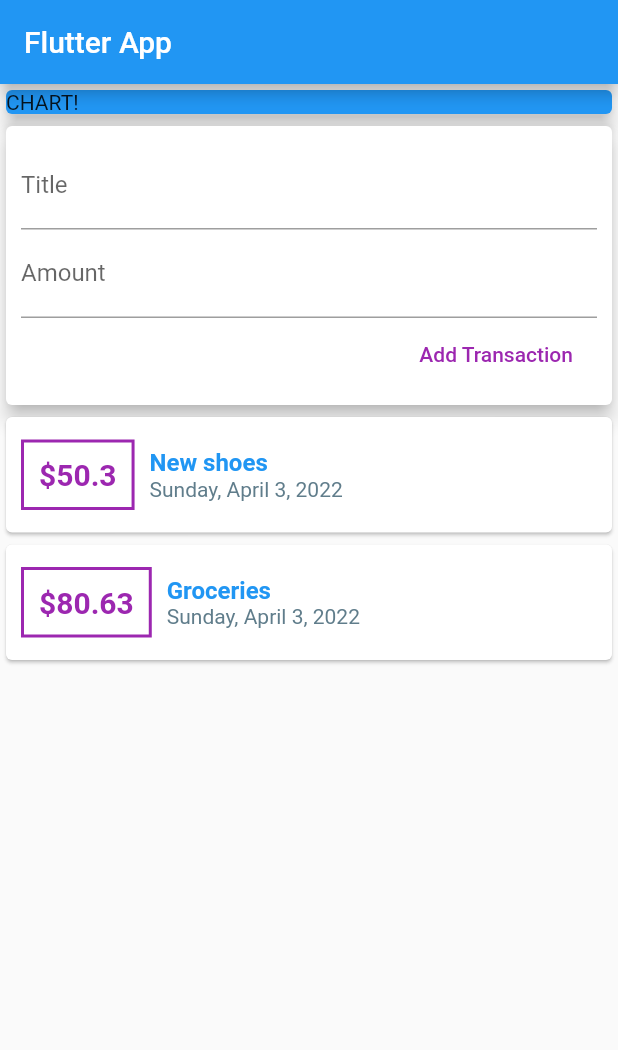
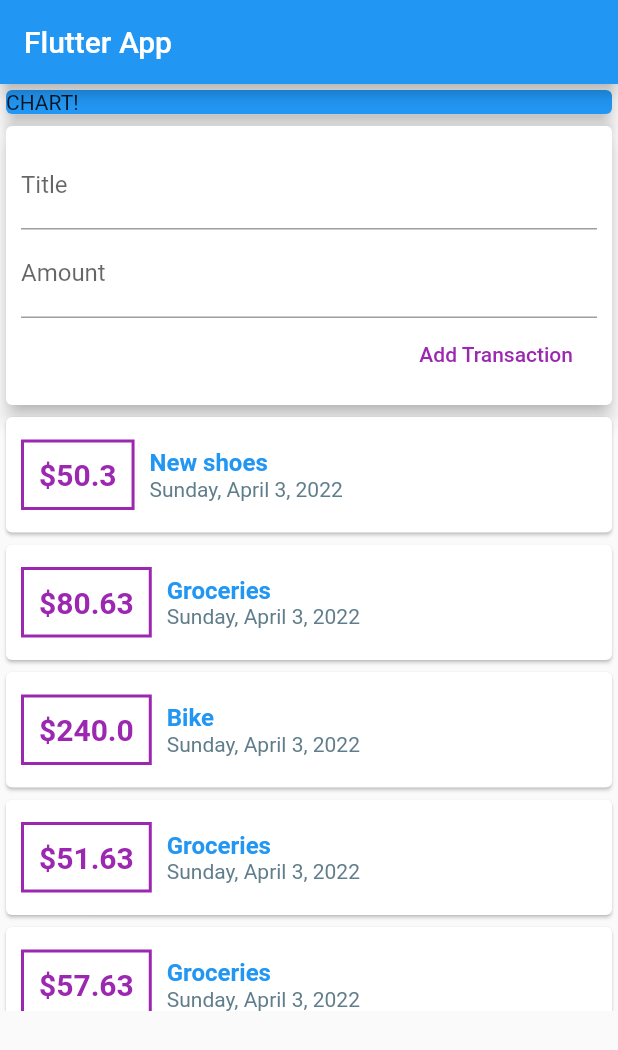
Before and after one commit to decemberkms/expenseApp, a Flutter app: the screen it shows after launch, on a phone screen of 412 x 824 dp. Shown: the top 1050 px of the screen. Run offline on Flutter 3.47's test engine with Material 2 defaults, Android fonts, the phone set to English and light mode, and no system bars.

```diff
--- a/my_expense/lib/widgets/transaction_list.dart
+++ b/my_expense/lib/widgets/transaction_list.dart
@@ -9,7 +9,9 @@ class TransactionList extends StatelessWidget {
 
   @override
   Widget build(BuildContext context) {
-    return Column(
+    return Container(
+      height: 400,
+      child: ListView(
         children: transactions.map((tx) {
           return Card(
             child: Row(children: [
@@ -53,6 +55,7 @@ class TransactionList extends StatelessWidget {
             ]),
           );
         }).toList(),
+      ),
     );
   }
 }
--- a/my_expense/lib/widgets/user_transactions.dart
+++ b/my_expense/lib/widgets/user_transactions.dart
@@ -17,6 +17,12 @@ class _UserTransactionsState extends State<UserTransactions> {
         id: 't1', title: 'New shoes', amount: 50.30, date: DateTime.now()),
     Transaction(
         id: 't2', title: 'Groceries', amount: 80.63, date: DateTime.now()),
+    Transaction(id: 't3', title: 'Bike', amount: 240.0, date: DateTime.now()),
+    Transaction(
+        id: 't4', title: 'Groceries', amount: 51.63, date: DateTime.now()),
+    Transaction(
+        id: 't5', title: 'Groceries', amount: 57.63, date: DateTime.now()),
+    Transaction(id: 't6', title: 'Shirts', amount: 57.63, date: DateTime.now()),
   ];
 
   void _addNewTransaction(String txtitle, double txamount) {
```
Lines whose indentation alone changed are shown as unchanged.
